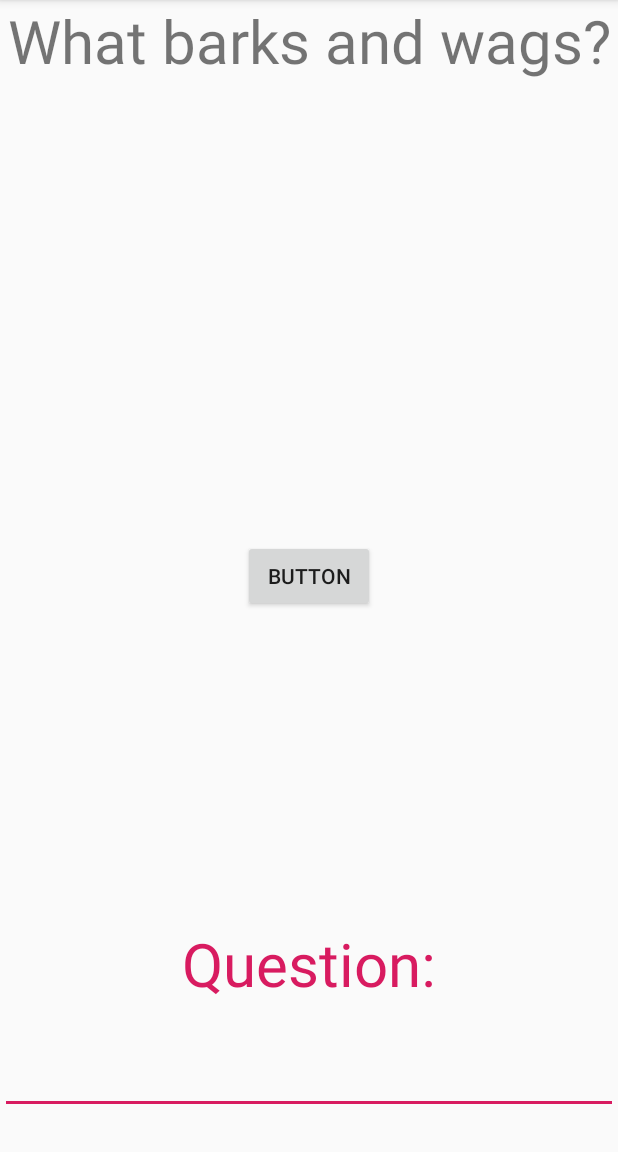
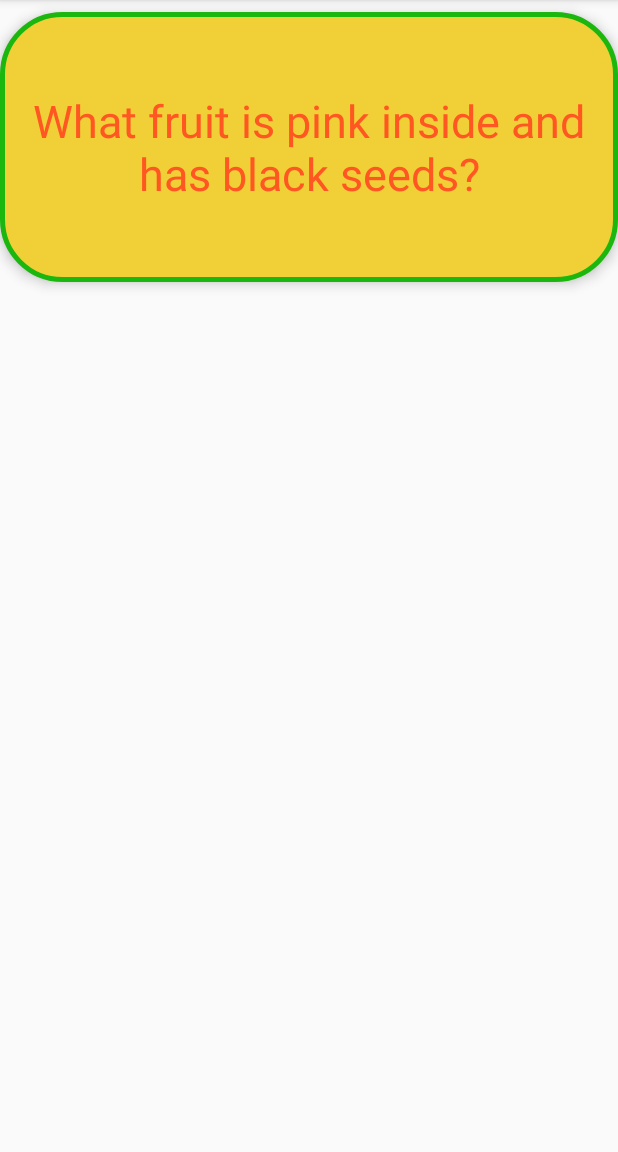
Before and after one commit to cherylfong/FlshCrds, an Android app: the screen it shows after launch (MainActivity), on a phone screen of 412 x 824 dp, the part 84-1236 px from its top. Run offline under Robolectric (Android 15) with nearby library versions, the phone set to English and light mode, and no system bars.

Commit message:
Add style to question and answer

```diff
--- a/app/src/main/java/com/cherylfong/flshcrds/MainActivity.java
+++ b/app/src/main/java/com/cherylfong/flshcrds/MainActivity.java
@@ -18,6 +18,8 @@ public class MainActivity extends AppCompatActivity {
 
                     findViewById(R.id.flashc_answer).setVisibility(View.VISIBLE);
                     findViewById(R.id.flashc_question).setVisibility(View.INVISIBLE);
+                    findViewById(R.id.flashc_answer).setBackgroundColor
+                            (getResources().getColor(R.color.colorAccent, null));
             }
         });
 
@@ -30,20 +32,6 @@ public class MainActivity extends AppCompatActivity {
             }
         });
 
-        findViewById(R.id.qfill).setOnClickListener(new View.OnClickListener(){
-            @Override
-            public void onClick(View v){
-
-                if(findViewById(R.id.qfill).getVisibility() == View.VISIBLE){
-
-                    findViewById(R.id.qfill).setVisibility(View.INVISIBLE);
-
-                }else{
-
-                    findViewById(R.id.qfill).setVisibility(View.VISIBLE);
-                }
-            }
-        });
 
     }
 
--- /dev/null
+++ b/app/src/main/res/drawable/card_background.xml
@@ -0,0 +1,7 @@
+<?xml version="1.0" encoding="utf-8"?>
+<shape xmlns:android="http://schemas.android.com/apk/res/android"
+    android:shape="rectangle">
+    <corners android:radius="40dp" />
+    <stroke android:color="#1cb70e" android:width="3dp" />
+    <solid android:color="#f1d037" />
+</shape>
--- a/app/src/main/res/layout/activity_main.xml
+++ b/app/src/main/res/layout/activity_main.xml
@@ -10,13 +10,18 @@
     <TextView
         android:id="@+id/flashc_question"
         android:layout_width="match_parent"
-        android:layout_height="200dp"
+        android:layout_height="180dp"
         android:layout_alignParentStart="true"
         android:layout_alignParentTop="true"
-        android:layout_marginTop="0dp"
-        android:text="What barks and wags?"
+        android:layout_marginStart="0dp"
+        android:layout_marginTop="8dp"
+        android:background="@drawable/card_background"
+        android:elevation="5dp"
+        android:gravity="center"
+        android:text="What fruit is pink inside and has black seeds?"
         android:textAlignment="center"
-        android:textSize="40sp" />
+        android:textColor="?attr/colorError"
+        android:textSize="30sp" />
 
     <TextView
         android:id="@+id/flashc_answer"
@@ -25,31 +30,12 @@
         android:layout_alignParentStart="true"
         android:layout_alignParentTop="true"
         android:layout_marginStart="0dp"
-        android:layout_marginTop="1dp"
-        android:text="A dog !"
+        android:layout_marginTop="0dp"
+        android:gravity="center"
+        android:text="A watermelon!"
         android:textAlignment="center"
+        android:textColor="@android:color/holo_green_dark"
         android:textSize="40sp"
         android:visibility="invisible" />
 
-    <EditText
-        android:id="@+id/qfill"
-        android:layout_width="match_parent"
-        android:layout_height="200dp"
-        android:layout_alignParentEnd="true"
-        android:layout_alignParentBottom="true"
-        android:layout_marginEnd="0dp"
-        android:layout_marginBottom="25dp"
-        android:ems="10"
-        android:inputType="text|textCapSentences|textAutoCorrect|textAutoComplete"
-        android:text="Question:"
-        android:textAlignment="center"
-        android:textColor="@color/colorAccent"
-        android:textSize="40sp" />
-
-    <Button
-        android:id="@+id/button"
-        android:layout_width="wrap_content"
-        android:layout_height="wrap_content"
-        android:layout_centerInParent="true"
-        android:text="Button" />
 </android.widget.RelativeLayout>
```
